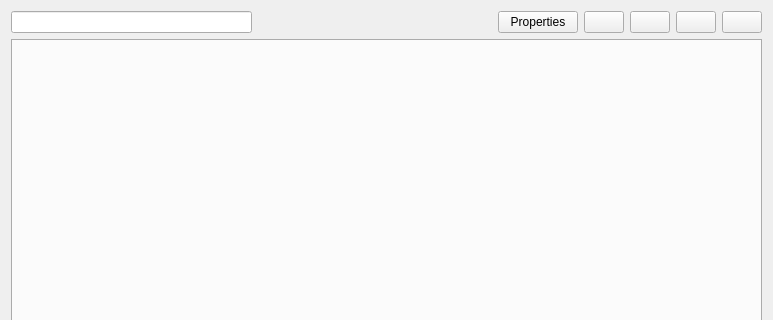
The window that core/ui/shared/dscenario.ui (Giswater/giswater_qgis_plugin) describes before a commit, drawn with Qt 5; both pictures show x 0 to 773 and y 0 to 320 of the 773 by 525 pixel window.
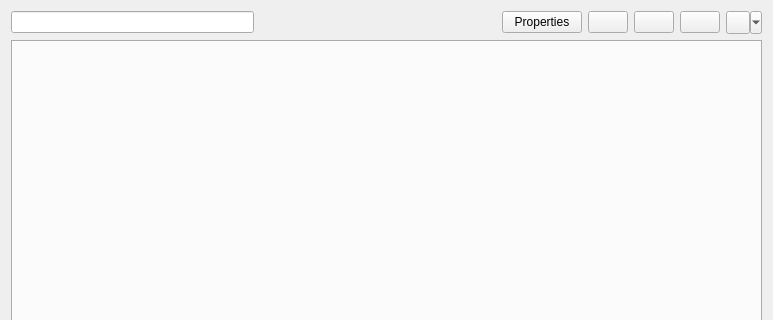
The same window after the commit.

Commit message: Enhancement: allow selecting nodes/connecs in inp_dscenario_demands

The edit to the form file:
```diff
--- a/core/ui/shared/dscenario.ui
+++ b/core/ui/shared/dscenario.ui
@@ -78,10 +78,16 @@
       </widget>
      </item>
      <item>
-      <widget class="QPushButton" name="btn_snapping">
+      <widget class="QToolButton" name="btn_snapping">
        <property name="text">
         <string/>
        </property>
+       <property name="checkable">
+        <bool>true</bool>
+       </property>
+       <property name="popupMode">
+        <enum>QToolButton::MenuButtonPopup</enum>
+       </property>
       </widget>
      </item>
     </layout>
```
The commit also changes 1 other file.
